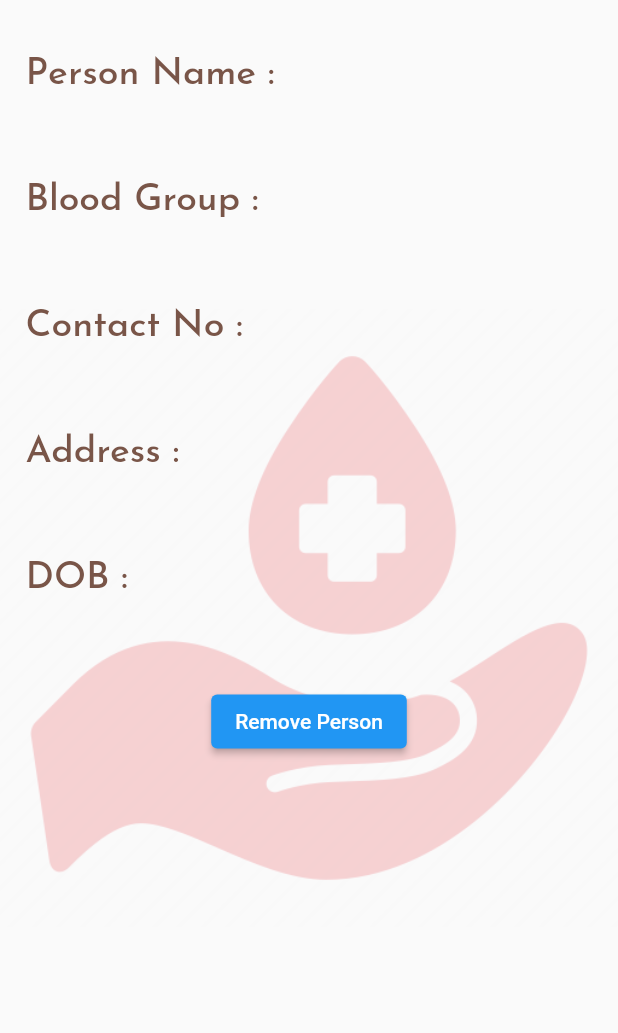
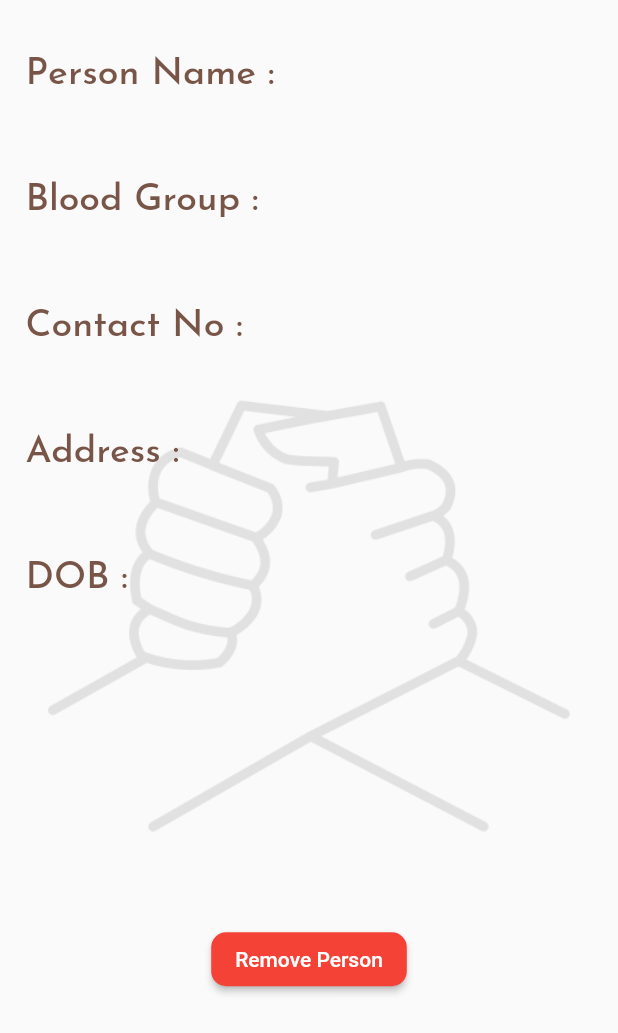
Before and after one commit to Dhina0508/Blood-Donation-app, a Flutter app: the Members_Page screen opened directly with empty values, on a phone screen of 412 x 824 dp. Shown: the top 1033 px of the screen. Run offline on Flutter 3.47's test engine with Material 2 defaults, Android fonts, the phone set to English and light mode, and no system bars; our stand-ins replace cloud_firestore, country_code_picker, firebase_auth, firebase_core, firebase_storage, fluttertoast and 5 more; accounts and stored records are empty.

Commit message:
Commit12

```diff
--- a/lib/screens/members/members.dart
+++ b/lib/screens/members/members.dart
@@ -16,8 +16,8 @@ class _MembersState extends State<Members_Page> {
       body: Stack(children: [
         Center(
             child: Image.asset(
-          'images/blood.png',
-          color: Colors.white.withOpacity(0.2),
+          'images/hand1.png',
+          color: Colors.white.withOpacity(0.1),
           colorBlendMode: BlendMode.modulate,
         )),
         SafeArea(child: LayoutBuilder(builder:
@@ -159,7 +159,12 @@ class _MembersState extends State<Members_Page> {
                           SizedBox(
                             height: 20,
                           ),
+                          Spacer(),
                           ElevatedButton(
+                              style: ElevatedButton.styleFrom(
+                                  shape: RoundedRectangleBorder(
+                                      borderRadius: BorderRadius.circular(10)),
+                                  backgroundColor: Colors.red),
                               onPressed: () {
                                 final docUser = FirebaseFirestore.instance
                                     .collection("Members_Details")
@@ -167,7 +172,8 @@ class _MembersState extends State<Members_Page> {
                                 docUser.delete();
                                 Navigator.of(context).pop();
                               },
-                              child: Text('Remove Person'))
+                              child: Text('Remove Person')),
+                          Spacer(),
                         ],
                       ),
                     ),
```
Also changed, not shown: lib/screens/members/register_member.dart (+0 -9 lines).
